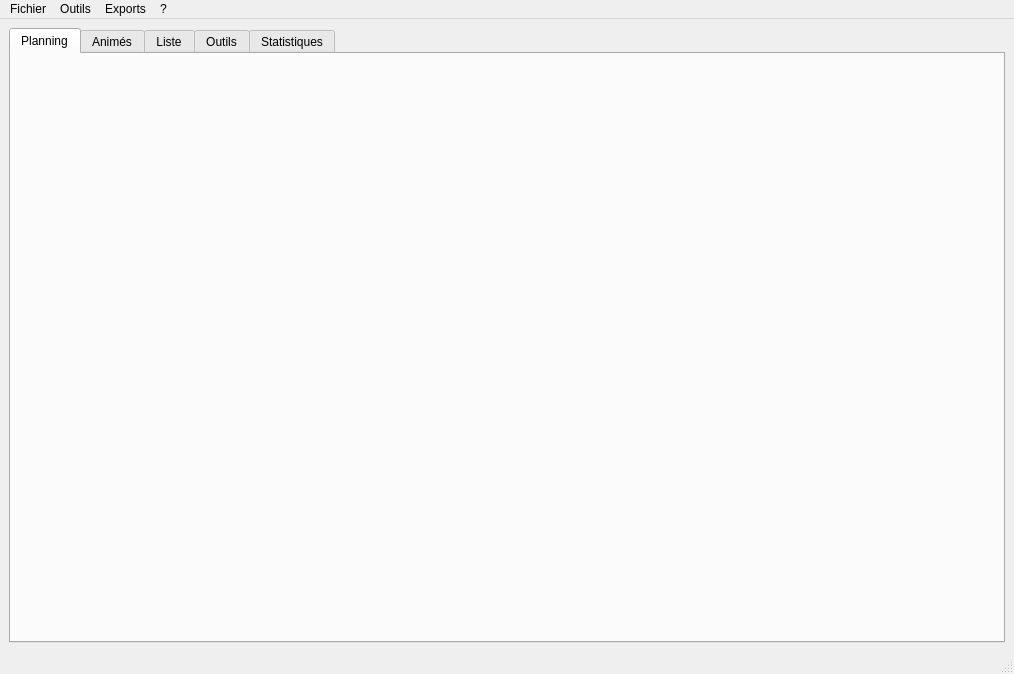
Above: src/ui/main_window.ui from seigneurfuo/MyAnimeManager3 before the change. Below: the same form after it.
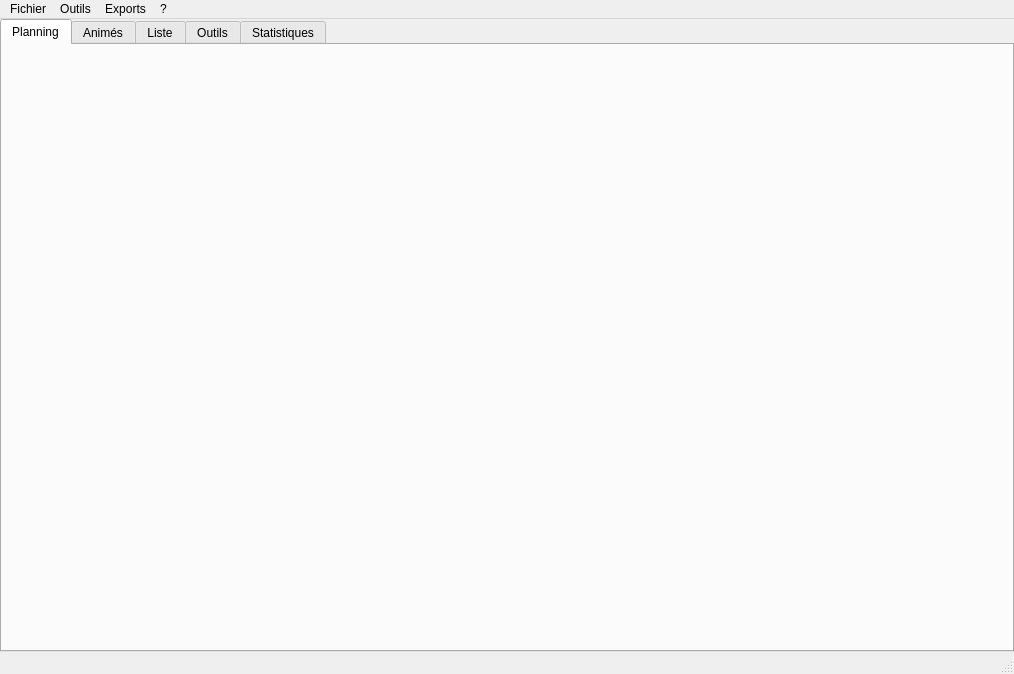
That is the form after the change. Icons and pictures are not drawn.

Commit message: Amélioration de la gui. Supression des marges sur l'intégration de la fenetre principale. Il faudra peut etre faires les contenus des onglets par la suite. Je n'ai pas modifié l'espacement interne, juste la marge autour.

```diff
--- a/src/ui/main_window.ui
+++ b/src/ui/main_window.ui
@@ -19,6 +19,18 @@
   </property>
   <widget class="QWidget" name="centralwidget">
    <layout class="QGridLayout" name="gridLayout">
+    <property name="leftMargin">
+     <number>0</number>
+    </property>
+    <property name="topMargin">
+     <number>0</number>
+    </property>
+    <property name="rightMargin">
+     <number>0</number>
+    </property>
+    <property name="bottomMargin">
+     <number>0</number>
+    </property>
     <item row="0" column="0">
      <widget class="QTabWidget" name="tabWidget">
       <property name="currentIndex">
@@ -33,6 +45,18 @@
         <string>Planning</string>
        </attribute>
        <layout class="QGridLayout" name="gridLayout_4">
+        <property name="leftMargin">
+         <number>0</number>
+        </property>
+        <property name="topMargin">
+         <number>0</number>
+        </property>
+        <property name="rightMargin">
+         <number>0</number>
+        </property>
+        <property name="bottomMargin">
+         <number>0</number>
+        </property>
         <item row="0" column="0">
          <layout class="QGridLayout" name="planning_tab_layout"/>
         </item>
```
Left out of the diff: 48 changed lines with no effect on the pictures.
